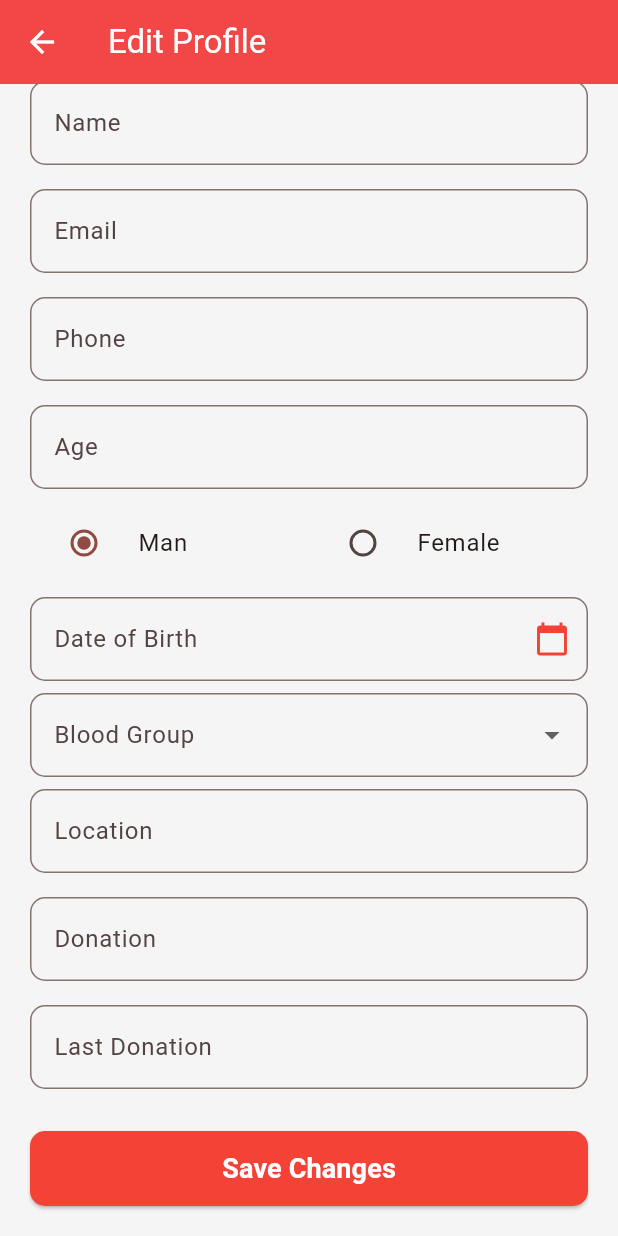
After one commit to hardik7426/blood_bank_app, a Flutter app: the EditProfilePage screen opened directly, scrolled down 220 dp, after a tap on "Man", on a phone screen of 412 x 824 dp. The commit adds this screen. Run offline on Flutter 3.47's test engine with Material 3 defaults, Android fonts, the phone set to English and light mode, and no system bars.

Commit message:
user_panel_done

```diff
--- a/lib/screens/auth/checkup_page.dart
+++ b/lib/screens/auth/checkup_page.dart
@@ -90,7 +90,7 @@ class _CheckupPageState extends State<CheckupPage> {
               ),
               const SizedBox(height: 12),
               DropdownButtonFormField<String>(
-                value: _selectedBloodGroup,
+                initialValue: _selectedBloodGroup,
                 items: <String>['A+', 'A-', 'B+', 'B-', 'AB+', 'AB-', 'O+', 'O-']
                     .map((bg) => DropdownMenuItem(value: bg, child: Text(bg)))
                     .toList(),
--- a/lib/screens/auth/registration_page.dart
+++ b/lib/screens/auth/registration_page.dart
@@ -156,7 +156,7 @@ class _RegistrationPageState extends State<RegistrationPage> {
 
                   // Blood Group
                   DropdownButtonFormField<String>(
-                    value: _selectedBloodGroup,
+                    initialValue: _selectedBloodGroup,
                     decoration: _inputDecoration("Blood Group"),
                     items: [
                       'A+', 'A-', 'B+', 'B-', 'AB+', 'AB-', 'O+', 'O-'
--- a/lib/screens/user/camps_page.dart
+++ b/lib/screens/user/camps_page.dart
@@ -1,4 +1,5 @@
 import 'package:flutter/material.dart';
+import 'blood_donation_page.dart'; // Import your form page
 
 class CampsPage extends StatelessWidget {
   const CampsPage({super.key});
@@ -27,9 +28,9 @@ class CampsPage extends StatelessWidget {
                   top: 10,
                   left: 10,
                   child: IconButton(
-                    icon: const Icon(Icons.arrow_back, color: Colors.white, size: 30),
+                    icon: const Icon(Icons.arrow_back,
+                        color: Colors.white, size: 30),
                     onPressed: () {
-                      // Navigate back to the previous screen (the dashboard)
                       Navigator.pop(context);
                     },
                   ),
@@ -82,18 +83,19 @@ class CampsPage extends StatelessWidget {
                   topRight: Radius.circular(15),
                 ),
                 child: Image.asset(
-                  'assets/images/slider1.png', // Placeholder for the camp image
+                  'assets/images/slider1.png',
                   height: 180,
                   width: double.infinity,
                   fit: BoxFit.cover,
                 ),
               ),
-              // "Active" Badge
               const Positioned(
                 top: 10,
                 right: 10,
                 child: Chip(
-                  label: Text('Active', style: TextStyle(color: Colors.white, fontWeight: FontWeight.bold)),
+                  label: Text('Active',
+                      style: TextStyle(
+                          color: Colors.white, fontWeight: FontWeight.bold)),
                   backgroundColor: Colors.red,
                 ),
               ),
@@ -114,7 +116,8 @@ class CampsPage extends StatelessWidget {
                   children: const [
                     Icon(Icons.location_on, color: Colors.red, size: 16),
                     SizedBox(width: 5),
-                    Text('Central Community Center, Downtown', style: TextStyle(color: Colors.black54)),
+                    Text('Central Community Center, Downtown',
+                        style: TextStyle(color: Colors.black54)),
                   ],
                 ),
                 const SizedBox(height: 15),
@@ -130,7 +133,8 @@ class CampsPage extends StatelessWidget {
                 const SizedBox(height: 15),
 
                 // Capacity Progress Bar
-                const Text('Capacity', style: TextStyle(fontWeight: FontWeight.bold)),
+                const Text('Capacity',
+                    style: TextStyle(fontWeight: FontWeight.bold)),
                 const SizedBox(height: 5),
                 LinearProgressIndicator(
                   value: capacityPercentage,
@@ -143,17 +147,22 @@ class CampsPage extends StatelessWidget {
                   alignment: Alignment.centerRight,
                   child: Text(
                     '$currentCapacity/$maxCapacity',
-                    style: const TextStyle(fontWeight: FontWeight.bold, color: Colors.red),
+                    style: const TextStyle(
+                        fontWeight: FontWeight.bold, color: Colors.red),
                   ),
                 ),
 
                 const SizedBox(height: 20),
 
                 // Description
-                const Text('Description', style: TextStyle(fontSize: 16, fontWeight: FontWeight.bold)),
+                const Text('Description',
+                    style:
+                        TextStyle(fontSize: 16, fontWeight: FontWeight.bold)),
                 const SizedBox(height: 8),
                 const Text(
-                  'Join us for a community blood donation drive to help save lives. Professional medical staff will be present to ensure safe donation procedures. All blood types are welcome. Light refreshments will be provided.',
+                  'Join us for a community blood donation drive to help save lives. '
+                  'Professional medical staff will be present to ensure safe donation '
+                  'procedures. All blood types are welcome. Light refreshments will be provided.',
                   style: TextStyle(fontSize: 14, color: Colors.black87),
                 ),
 
@@ -164,15 +173,24 @@ class CampsPage extends StatelessWidget {
                   width: double.infinity,
                   child: ElevatedButton(
                     onPressed: () {
-                      // TODO: Implement registration logic
+                      // Navigate to blood donation form
+                      Navigator.push(
+                        context,
+                        MaterialPageRoute(
+                          builder: (context) => const BloodDonationPage(),
+                        ),
+                      );
                     },
                     style: ElevatedButton.styleFrom(
                       backgroundColor: Colors.red,
                       foregroundColor: Colors.white,
                       padding: const EdgeInsets.symmetric(vertical: 15),
-                      shape: RoundedRectangleBorder(borderRadius: BorderRadius.circular(10)),
+                      shape: RoundedRectangleBorder(
+                          borderRadius: BorderRadius.circular(10)),
                     ),
-                    child: const Text('Register Now', style: TextStyle(fontSize: 18, fontWeight: FontWeight.bold)),
+                    child: const Text('Register Now',
+                        style: TextStyle(
+                            fontSize: 18, fontWeight: FontWeight.bold)),
                   ),
                 ),
               ],
@@ -183,7 +201,7 @@ class CampsPage extends StatelessWidget {
     );
   }
 
-  Widget _buildDateBox(String label, String date, String time) {
+  static Widget _buildDateBox(String label, String date, String time) {
     return Expanded(
       child: Container(
         padding: const EdgeInsets.all(10),
@@ -194,10 +212,19 @@ class CampsPage extends StatelessWidget {
         child: Column(
           crossAxisAlignment: CrossAxisAlignment.start,
           children: [
-            Text(label, style: const TextStyle(fontWeight: FontWeight.bold, fontSize: 12, color: Colors.black54)),
+            Text(label,
+                style: const TextStyle(
+                    fontWeight: FontWeight.bold,
+                    fontSize: 12,
+                    color: Colors.black54)),
             const SizedBox(height: 3),
-            Text(date, style: const TextStyle(fontWeight: FontWeight.bold, fontSize: 16, color: Colors.red)),
-            Text(time, style: const TextStyle(fontSize: 14, color: Colors.black87)),
+            Text(date,
+                style: const TextStyle(
+                    fontWeight: FontWeight.bold,
+                    fontSize: 16,
+                    color: Colors.red)),
+            Text(time,
+                style: const TextStyle(fontSize: 14, color: Colors.black87)),
           ],
         ),
       ),
--- /dev/null
+++ b/lib/screens/user/edit_profile_page.dart
@@ -0,0 +1,153 @@
+// edit_profile_page.dart
+import 'package:flutter/material.dart';
+
+class EditProfilePage extends StatefulWidget {
+  const EditProfilePage({super.key});
+
+  @override
+  State<EditProfilePage> createState() => _EditProfilePageState();
+}
+
+class _EditProfilePageState extends State<EditProfilePage> {
+  final TextEditingController nameController = TextEditingController();
+  final TextEditingController emailController = TextEditingController();
+  final TextEditingController phoneController = TextEditingController();
+  final TextEditingController ageController = TextEditingController();
+  final TextEditingController dobController = TextEditingController();
+  final TextEditingController locationController = TextEditingController();
+  final TextEditingController donationController = TextEditingController();
+  final TextEditingController lastDonationController = TextEditingController();
+
+  String? _selectedGender;
+  String? _selectedBloodGroup;
+
+  @override
+  Widget build(BuildContext context) {
+    return Scaffold(
+      backgroundColor: Colors.grey[100],
+      appBar: AppBar(
+        backgroundColor: const Color(0xFFF94747),
+        leading: IconButton(
+          icon: const Icon(Icons.arrow_back, color: Colors.white),
+          onPressed: () => Navigator.pop(context),
+        ),
+        title: const Text("Edit Profile", style: TextStyle(color: Colors.white)),
+      ),
+      body: SingleChildScrollView(
+        padding: const EdgeInsets.all(20),
+        child: Column(
+          children: [
+            Stack(
+              alignment: Alignment.bottomCenter,
+              children: [
+                Container(
+                  width: 140,
+                  height: 140,
+                  decoration: BoxDecoration(
+                    shape: BoxShape.circle,
+                    color: Colors.white,
+                    border: Border.all(color: Colors.red, width: 3),
+                  ),
+                  child: ClipOval(
+                    child: Image.asset(
+                      'assets/images/logo.png',
+                      fit: BoxFit.cover,
+                      errorBuilder: (context, error, stackTrace) =>
+                          const Icon(Icons.person, size: 100, color: Colors.grey),
+                    ),
+                  ),
+                ),
+              ],
+            ),
+            const SizedBox(height: 10),
+            const Text("Change image ✏️", style: TextStyle(color: Colors.red)),
+
+            const SizedBox(height: 20),
+
+            _buildTextField("Name", nameController),
+            _buildTextField("Email", emailController),
+            _buildTextField("Phone", phoneController),
+            _buildTextField("Age", ageController),
+
+            Row(
+              children: [
+                Expanded(
+                  child: RadioListTile(
+                    title: const Text("Man"),
+                    value: "Man",
+                    groupValue: _selectedGender,
+                    onChanged: (value) {
+                      setState(() => _selectedGender = value.toString());
+                    },
+                  ),
+                ),
+                Expanded(
+                  child: RadioListTile(
+                    title: const Text("Female"),
+                    value: "Female",
+                    groupValue: _selectedGender,
+                    onChanged: (value) {
+                      setState(() => _selectedGender = value.toString());
+                    },
+                  ),
+                ),
+              ],
+            ),
+
+            _buildTextField("Date of Birth", dobController, icon: Icons.calendar_today),
+
+            DropdownButtonFormField<String>(
+              decoration: _inputDecoration("Blood Group"),
+              items: ['A+', 'B+', 'O+', 'AB+', 'A-', 'B-', 'O-', 'AB-']
+                  .map((bg) => DropdownMenuItem(value: bg, child: Text(bg)))
+                  .toList(),
+              onChanged: (value) => setState(() => _selectedBloodGroup = value),
+            ),
+
+            _buildTextField("Location", locationController),
+            _buildTextField("Donation", donationController),
+            _buildTextField("Last Donation", lastDonationController),
+
+            const SizedBox(height: 20),
+
+            ElevatedButton(
+              onPressed: () {
+                ScaffoldMessenger.of(context).showSnackBar(
+                  const SnackBar(content: Text("Changes Saved!")),
+                );
+                Navigator.pop(context);
+              },
+              style: ElevatedButton.styleFrom(
+                backgroundColor: Colors.red,
+                foregroundColor: Colors.white,
+                minimumSize: const Size(double.infinity, 50),
+                shape: RoundedRectangleBorder(borderRadius: BorderRadius.circular(10)),
+              ),
+              child: const Text("Save Changes", style: TextStyle(fontSize: 18, fontWeight: FontWeight.bold)),
+            ),
+          ],
+        ),
+      ),
+    );
+  }
+
+  Widget _buildTextField(String label, TextEditingController controller, {IconData? icon}) {
+    return Padding(
+      padding: const EdgeInsets.symmetric(vertical: 8),
+      child: TextField(
+        controller: controller,
+        decoration: _inputDecoration(label).copyWith(
+          suffixIcon: icon != null ? Icon(icon, color: Colors.red) : null,
+        ),
+      ),
+    );
+  }
+
+  InputDecoration _inputDecoration(String label) {
+    return InputDecoration(
+      labelText: label,
+      border: OutlineInputBorder(borderRadius: BorderRadius.circular(10)),
+      focusedBorder: OutlineInputBorder(borderRadius: BorderRadius.circular(10), borderSide: const BorderSide(color: Colors.red)),
+    );
+  }
+}
```
Also changed, not shown: lib/screens/admin/admin_dashboard_page.dart (added, +168 -0 lines), lib/screens/auth/login_page.dart (+27 -32 lines), lib/screens/user/drawer_page.dart (+33 -14 lines), lib/screens/user/profile_page.dart (+24 -84 lines).
